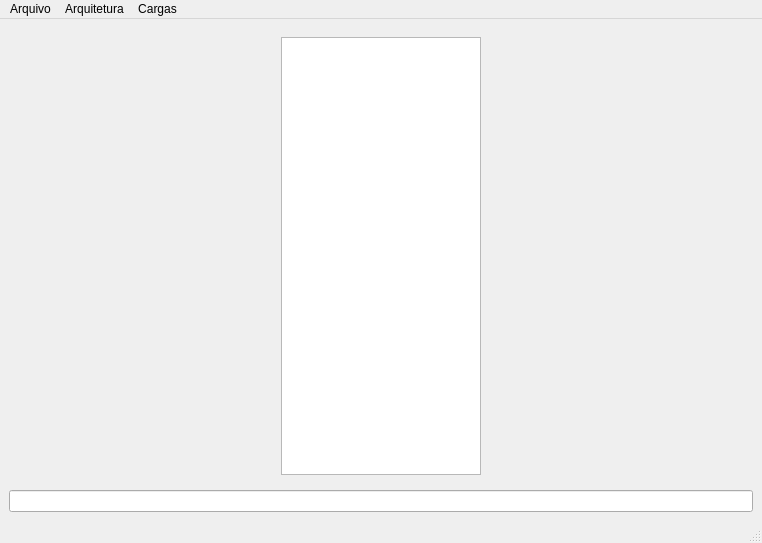
Before: the Qt Designer form window.ui in arthurpdesimone/aurora_python, drawn with Qt 5.
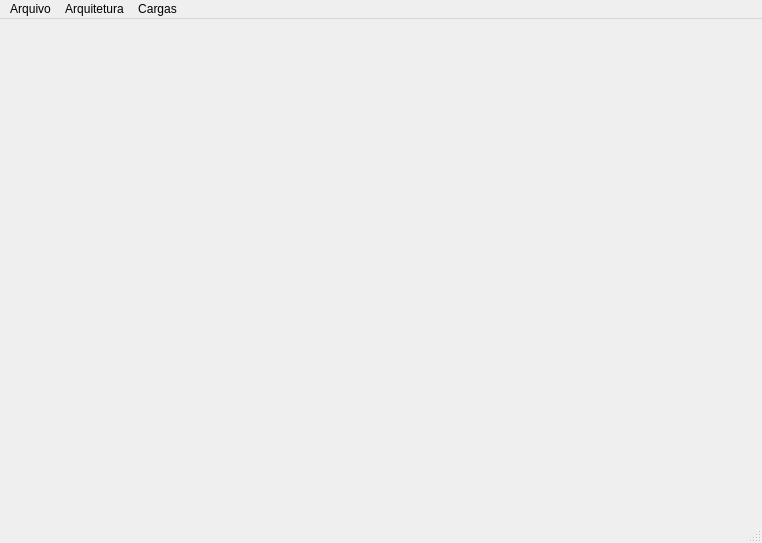
After: the same form once the commit is applied. Icons and pictures are not drawn.

Commit message: Integrating Panda3D to PythonQt and material design

```diff
--- a/window.ui
+++ b/window.ui
@@ -19,39 +19,9 @@
   </property>
   <widget class="QWidget" name="centralwidget">
    <layout class="QGridLayout" name="gridLayout_3">
-    <item row="2" column="0">
-     <widget class="QLineEdit" name="lineEdit">
-      <property name="clearButtonEnabled">
-       <bool>true</bool>
-      </property>
-     </widget>
-    </item>
     <item row="0" column="0">
-     <widget class="QWidget" name="widget" native="true">
-      <layout class="QGridLayout" name="gridLayout">
-       <item row="0" column="0">
-        <widget class="QTreeView" name="treeView">
-         <property name="enabled">
-          <bool>true</bool>
-         </property>
-         <property name="sizePolicy">
-          <sizepolicy hsizetype="Minimum" vsizetype="Expanding">
-           <horstretch>0</horstretch>
-           <verstretch>0</verstretch>
-          </sizepolicy>
-         </property>
-         <property name="maximumSize">
-          <size>
-           <width>200</width>
-           <height>16777215</height>
-          </size>
-         </property>
-        </widget>
-       </item>
-       <item row="0" column="1">
-        <layout class="QVBoxLayout" name="visualization_layout"/>
-       </item>
-      </layout>
+     <widget class="QWidget" name="visualization" native="true">
+      <layout class="QGridLayout" name="gridLayout"/>
      </widget>
     </item>
    </layout>
```
The commit also changes 5 other files.
